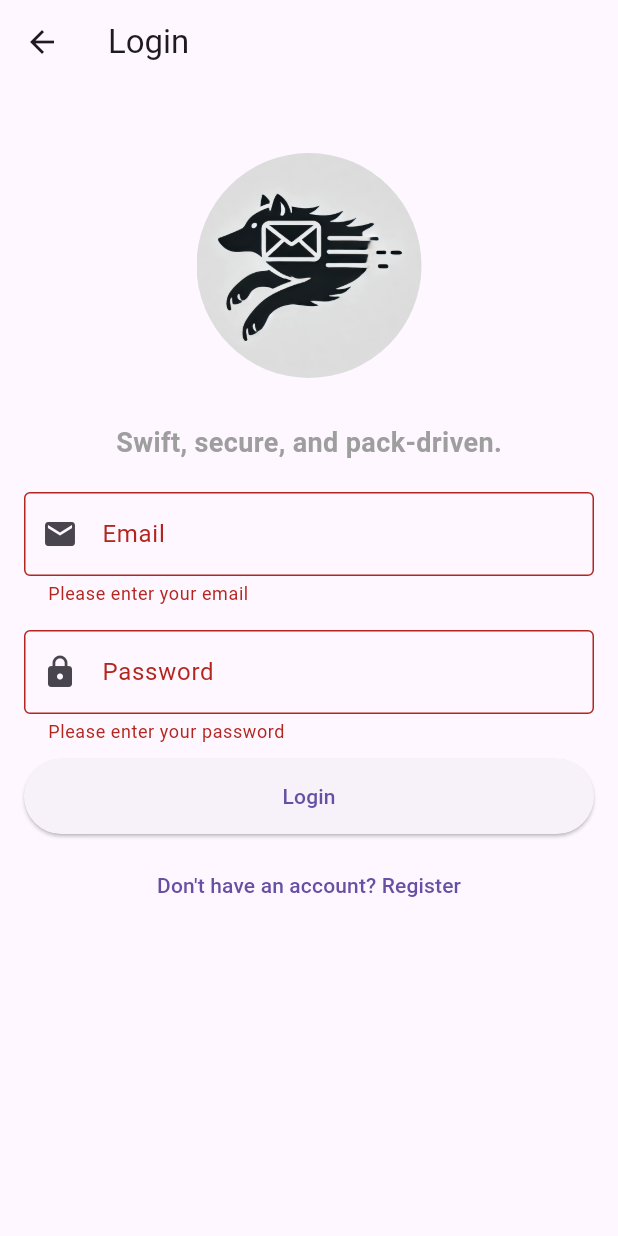
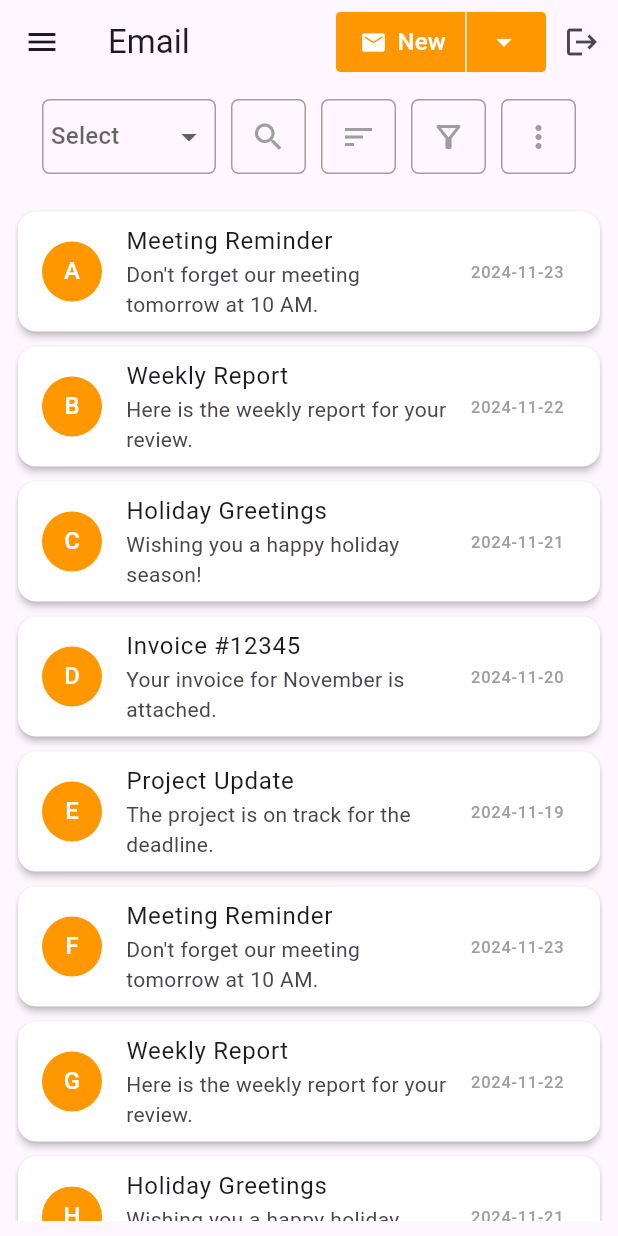
Before and after one commit to abrarhassan7809/mail_by_wolves, a Flutter app: the LoginPage screen opened by its route, after a tap on "Login", on a phone screen of 412 x 824 dp. Run offline on Flutter 3.47's test engine with Material 3 defaults, Android fonts, the phone set to English and light mode, and no system bars.

Commit message:
add card list and action bar

```diff
--- a/lib/main.dart
+++ b/lib/main.dart
@@ -1,7 +1,7 @@
 import 'package:flutter/material.dart';
 import 'package:mail_by_wolves/pages/email_page.dart';
-import 'package:mail_by_wolves/pages/login_page.dart';
-import 'package:mail_by_wolves/pages/register_page.dart';
+import 'package:mail_by_wolves/pages/registration/login_page.dart';
+import 'package:mail_by_wolves/pages/registration/register_page.dart';
 
 void main() {
   runApp(const MyApp());
--- a/lib/pages/email_page.dart
+++ b/lib/pages/email_page.dart
@@ -1,5 +1,7 @@
 import 'package:flutter/material.dart';
+import 'package:mail_by_wolves/pages/widgets/item_card_list.dart';
 import 'widgets/app_drawer.dart';
+import 'package:mail_by_wolves/pages/widgets/action_bar.dart';
 
 class EmailPage extends StatefulWidget {
   final String? userEmail;
@@ -30,16 +32,20 @@ class _EmailPageState extends State<EmailPage> {
               crossAxisAlignment: CrossAxisAlignment.center,
               children: [
                 TextButton(
-                  child: Row(
+                  child: const Row(
                     children: [
-                      Icon(Icons.mail, color: Colors.white, size: 18,),
-                      SizedBox(width: 7,),
+                      Icon(Icons.mail, color: Colors.white, size: 18),
+                      SizedBox(width: 7),
                       Text("New", style: TextStyle(fontSize: 16, color: Colors.white)),
                     ],
                   ),
-                  onPressed: () {},
+                  onPressed: () {
+                    ScaffoldMessenger.of(context).showSnackBar(
+                      const SnackBar(content: Text('New Email functionality not implemented.')),
+                    );
+                  },
                 ),
-                VerticalDivider(width: 1, color: Colors.white,),
+                const VerticalDivider(width: 1, color: Colors.white),
                 PopupMenuButton<String>(
                   offset: const Offset(0, 40),
                   icon: const Icon(Icons.arrow_drop_down, color: Colors.white),
@@ -48,7 +54,7 @@ class _EmailPageState extends State<EmailPage> {
                       SnackBar(content: Text('$value selected')),
                     );
                   },
-                  itemBuilder: (BuildContext context) => <PopupMenuEntry<String>>[
+                  itemBuilder: (BuildContext context) => const <PopupMenuEntry<String>>[
                     PopupMenuItem<String>(
                       value: 'Email',
                       child: ListTile(
@@ -112,10 +118,14 @@ class _EmailPageState extends State<EmailPage> {
         ],
       ),
       drawer: const AppDrawer(),
-      body: Center(
-        child: Text(
-          widget.userEmail != null ? "Welcome, ${widget.userEmail}!" : "Welcome to Emails!",
-          style: const TextStyle(fontSize: 22),
+      body: Padding(
+        padding: const EdgeInsets.all(10.0),
+        child: Column(
+          children: [
+            const ActionBar(),
+            const SizedBox(height: 20),
+            ItemCardList(),
+          ],
         ),
       ),
     );
--- a/lib/pages/emails/index_page.dart
+++ b/lib/pages/emails/index_page.dart
@@ -1,24 +1,57 @@
-import 'package:flutter/cupertino.dart';
 import 'package:flutter/material.dart';
 
-class IndexPage extends StatefulWidget {
-  const IndexPage({super.key});
+class IndexPage extends StatelessWidget {
+  final Map<String, String>? email;
+
+  const IndexPage({super.key, this.email});
 
   @override
-  State<IndexPage> createState() => _IndexPageState();
-}
+  Widget build(BuildContext context) {
+    // Handle the case where email is null
+    if (email == null) {
+      return Scaffold(
+        appBar: AppBar(
+          title: const Text("Index Screen"),
+        ),
+        body: const Center(
+          child: Text(
+            "No Email Data Available",
+            style: TextStyle(fontSize: 18, color: Colors.grey),
+          ),
+        ),
+      );
+    }
 
-class _IndexPageState extends State<IndexPage> {
-  @override
-  Widget build(BuildContext context) {
+    // Display the email details
     return Scaffold(
       appBar: AppBar(
-        title: Text("Index Screen"),
+        title: const Text("Email Details"),
       ),
-      body: Center(
-        child: Text(
-          "This is the Index Screen!",
-          style: TextStyle(fontSize: 22),
+      body: Padding(
+        padding: const EdgeInsets.all(16.0),
+        child: Column(
+          crossAxisAlignment: CrossAxisAlignment.start,
+          children: [
+            Text(
+              "From: ${email!['sender']}",
+              style: const TextStyle(fontSize: 20, fontWeight: FontWeight.bold),
+            ),
+            const SizedBox(height: 10),
+            Text(
+              "Subject: ${email!['subject']}",
+              style: const TextStyle(fontSize: 18, color: Colors.black54),
+            ),
+            const SizedBox(height: 10),
+            Text(
+              "Date: ${email!['date']}",
+              style: const TextStyle(fontSize: 16, color: Colors.grey),
+            ),
+            const Divider(height: 20, thickness: 1.0),
+            Text(
+              email!['message'] ?? "No Message",
+              style: const TextStyle(fontSize: 16),
+            ),
+          ],
         ),
       ),
     );
--- a/lib/pages/login_page.dart
+++ b/lib/pages/registration/login_page.dart
@@ -1,6 +1,6 @@
 import 'package:flutter/material.dart';
 import 'package:mail_by_wolves/pages/email_page.dart';
-import 'package:mail_by_wolves/pages/register_page.dart';
+import 'package:mail_by_wolves/pages/registration/register_page.dart';
 
 class LoginPage extends StatefulWidget {
   const LoginPage({super.key});
@@ -13,29 +13,10 @@ class _LoginPageState extends State<LoginPage> {
   final TextEditingController _emailController = TextEditingController();
   final TextEditingController _passwordController = TextEditingController();
 
-  String? registeredUsername;
   String? registeredEmail;
   String? registeredPassword;
 
   final _formKey = GlobalKey<FormState>();
-
-  void _onLogin() {
-    if (_formKey.currentState?.validate() ?? false) {
-      if (_emailController.text == registeredEmail &&
-          _passwordController.text == registeredPassword) {
-        Navigator.pushReplacement(
-          context,
-          MaterialPageRoute(
-            builder: (context) => EmailPage(userEmail: registeredEmail),
-          ),
-        );
-      } else {
-        ScaffoldMessenger.of(context).showSnackBar(
-          const SnackBar(content: Text('Invalid Credentials')),
-        );
-      }
-    }
-  }
 
   @override
   Widget build(BuildContext context) {
@@ -99,18 +80,16 @@ class _LoginPageState extends State<LoginPage> {
                     if (value == null || value.isEmpty) {
                       return "Please enter your password";
                     }
-                    if (value.length < 6) {
-                      return 'Password must be at least 6 characters';
-                    }
                     return null;
                   },
                 ),
                 SizedBox(height: 10,),
                 ElevatedButton(
-                  onPressed: _onLogin,
-                  child: const Text("Login"),
+                  onPressed: () {
+                    Navigator.push(context, MaterialPageRoute(builder: (context) => EmailPage(userEmail: _emailController.text)));
+                  }, child: Text("Login"),
                   style: ElevatedButton.styleFrom(
-                    minimumSize: const Size(double.infinity, 50),
+                    minimumSize: Size(double.infinity, 50)
                   ),
                 ),
                 SizedBox(height: 10,),
--- /dev/null
+++ b/lib/pages/widgets/action_bar.dart
@@ -0,0 +1,118 @@
+import 'package:flutter/cupertino.dart';
+import 'package:flutter/material.dart';
+
+class ActionBar extends StatefulWidget {
+  const ActionBar({super.key});
+
+  @override
+  State<ActionBar> createState() => _ActionBarState();
+}
+
+class _ActionBarState extends State<ActionBar> {
+  String? selectedOption;
+  final List<String> dropdownOptions = ['Select All', 'Deselect All', 'Enable Select Mode'];
+
+  @override
+  Widget build(BuildContext context) {
+    return SingleChildScrollView(
+      scrollDirection: Axis.horizontal,
+      child: Row(
+        mainAxisAlignment: MainAxisAlignment.spaceBetween,
+        children: [
+          SizedBox(
+            height: 50,
+            child: Container(
+              decoration: BoxDecoration(
+                border: Border.all(color: Colors.grey, width: 1),
+                borderRadius: BorderRadius.circular(5),
+              ),
+              child: Padding(
+                padding: const EdgeInsets.all(5.0),
+                child: DropdownButtonHideUnderline(
+                  child: DropdownButton<String>(
+                    hint: const Text("Select"),
+                    value: selectedOption,
+                    onChanged: (String? value) {
+                      setState(() {
+                        selectedOption = value!;
+                      });
+                    },
+                    items: dropdownOptions.map((String option) {
+                      return DropdownMenuItem<String>(
+                        value: option,
+                        child: SizedBox(
+                          width: 80,
+                          child: Text(
+                            option,
+                            style: const TextStyle(color: Colors.grey),
+                            overflow: TextOverflow.ellipsis,
+                          ),
+                        ),
+                      );
+                    }).toList(),
+                  ),
+                ),
+              ),
+            ),
+          ),
+          const SizedBox(width: 10),
+          // Search Button
+          Container(
+            decoration: BoxDecoration(
+              border: Border.all(color: Colors.grey, width: 1),
+              borderRadius: BorderRadius.circular(5),
+            ),
+            child: IconButton(
+              onPressed: () {},
+              icon: const Icon(Icons.search),
+              color: Colors.grey,
+              tooltip: "Search",
+            ),
+          ),
+          const SizedBox(width: 10),
+          // Sort Button
+          Container(
+            decoration: BoxDecoration(
+              border: Border.all(color: Colors.grey, width: 1),
+              borderRadius: BorderRadius.circular(5),
+            ),
+            child: IconButton(
+              onPressed: () {},
+              icon: const Icon(Icons.sort),
+              color: Colors.grey,
+              tooltip: "Sort",
+            ),
+          ),
+          const SizedBox(width: 10),
+          // Filter Button
+          Container(
+            decoration: BoxDecoration(
+              border: Border.all(color: Colors.grey, width: 1),
+              borderRadius: BorderRadius.circular(5),
+            ),
+            child: IconButton(
+              onPressed: () {},
+              icon: const Icon(Icons.filter_alt_outlined),
+              color: Colors.grey,
+              tooltip: "Filter",
+            ),
+          ),
+          const SizedBox(width: 10),
+          // Actions Button
+          Container(
+            decoration: BoxDecoration(
+              border: Border.all(color: Colors.grey, width: 1),
+              borderRadius: BorderRadius.circular(5),
+            ),
+            child: IconButton(
+              onPressed: () {},
+              icon: const Icon(Icons.more_vert),
+              color: Colors.grey,
+              tooltip: "Actions",
+            ),
+          ),
+        ],
+      ),
+    );
+  }
+}
--- /dev/null
+++ b/lib/pages/widgets/item_card_list.dart
@@ -0,0 +1,128 @@
+import 'package:flutter/cupertino.dart';
+import 'package:flutter/material.dart';
+import 'package:mail_by_wolves/pages/emails/index_page.dart';
+
+class ItemCardList extends StatefulWidget {
+  const ItemCardList({super.key});
+
+  @override
+  State<ItemCardList> createState() => _ItemCardListState();
+}
+
+class _ItemCardListState extends State<ItemCardList> {
+  final List<Map<String, String>> emails = [
+    {
+      'sender': 'Alice',
+      'subject': 'Meeting Reminder',
+      'message': 'Don\'t forget our meeting tomorrow at 10 AM.',
+      'date': '2024-11-23',
+    },
+    {
+      'sender': 'Bob',
+      'subject': 'Weekly Report',
+      'message': 'Here is the weekly report for your review.',
+      'date': '2024-11-22',
+    },
+    {
+      'sender': 'Charlie',
+      'subject': 'Holiday Greetings',
+      'message': 'Wishing you a happy holiday season!',
+      'date': '2024-11-21',
+    },
+    {
+      'sender': 'Diana',
+      'subject': 'Invoice #12345',
+      'message': 'Your invoice for November is attached.',
+      'date': '2024-11-20',
+    },
+    {
+      'sender': 'Eve',
+      'subject': 'Project Update',
+      'message': 'The project is on track for the deadline.',
+      'date': '2024-11-19',
+    },
+    {
+      'sender': 'Flice',
+      'subject': 'Meeting Reminder',
+      'message': 'Don\'t forget our meeting tomorrow at 10 AM.',
+      'date': '2024-11-23',
+    },
+    {
+      'sender': 'Gob',
+      'subject': 'Weekly Report',
+      'message': 'Here is the weekly report for your review.',
+      'date': '2024-11-22',
+    },
+    {
+      'sender': 'Harlie',
+      'subject': 'Holiday Greetings',
+      'message': 'Wishing you a happy holiday season!',
+      'date': '2024-11-21',
+    },
+    {
+      'sender': 'Iiana',
+      'subject': 'Invoice #12345',
+      'message': 'Your invoice for November is attached.',
+      'date': '2024-11-20',
+    },
+    {
+      'sender': 'Jve',
+      'subject': 'Project Update',
+      'message': 'The project is on track for the deadline.',
+      'date': '2024-11-19',
+    },
+  ];
+
+  final Set<int> _selectedItems = {};
+
+  @override
+  Widget build(BuildContext context) {
+    return Expanded(
+      child: ListView.builder(
+        itemCount: emails.length,
+        itemBuilder: (context, index) {
+          final email = emails[index];
+          final isSelected = _selectedItems.contains(index);
+          return GestureDetector(
+            onLongPress: () {
+              setState(() {
+                if (isSelected) {
+                  _selectedItems.remove(index);
+                } else {
+                  _selectedItems.add(index);
+                }
+              });
+            },
+            child: Card(
+              color: isSelected ? Colors.orange.shade100 : Colors.white,
+              elevation: 2.0,
+              margin: const EdgeInsets.symmetric(vertical: 5.0, horizontal: 2.0),
+              child: ListTile(
+                leading: CircleAvatar(
+                  backgroundColor: Colors.orange,
+                  child: Text(
+                    email['sender']![0].toUpperCase(),
+                    style: const TextStyle(color: Colors.white),
+                  ),
+                ),
+                title: Text(email['subject'] ?? 'No Subject'),
+                subtitle: Text(
+                  email['message'] ?? 'No Message',
+                  maxLines: 2,
+                  overflow: TextOverflow.ellipsis,
+                ),
+                trailing: Text(
+                  email['date'] ?? 'Unknown Date',
+                  style: const TextStyle(color: Colors.grey),
+                ),
+                onTap: () {
+                  Navigator.push(context, MaterialPageRoute(builder: (context) => IndexPage(email: email)));
+                },
+              ),
+            ),
+          );
+        },
+      ),
+    );
+  }
+}
```
Also changed, not shown: lib/pages/registration/register_page.dart (renamed from lib/pages/register_page.dart).
